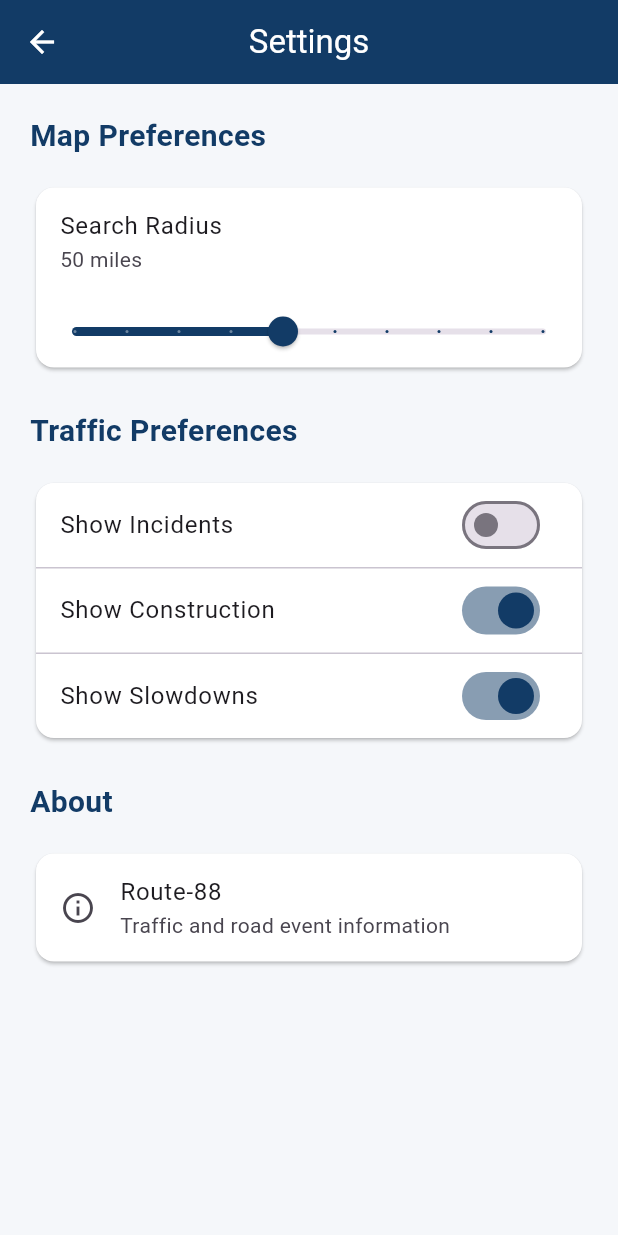
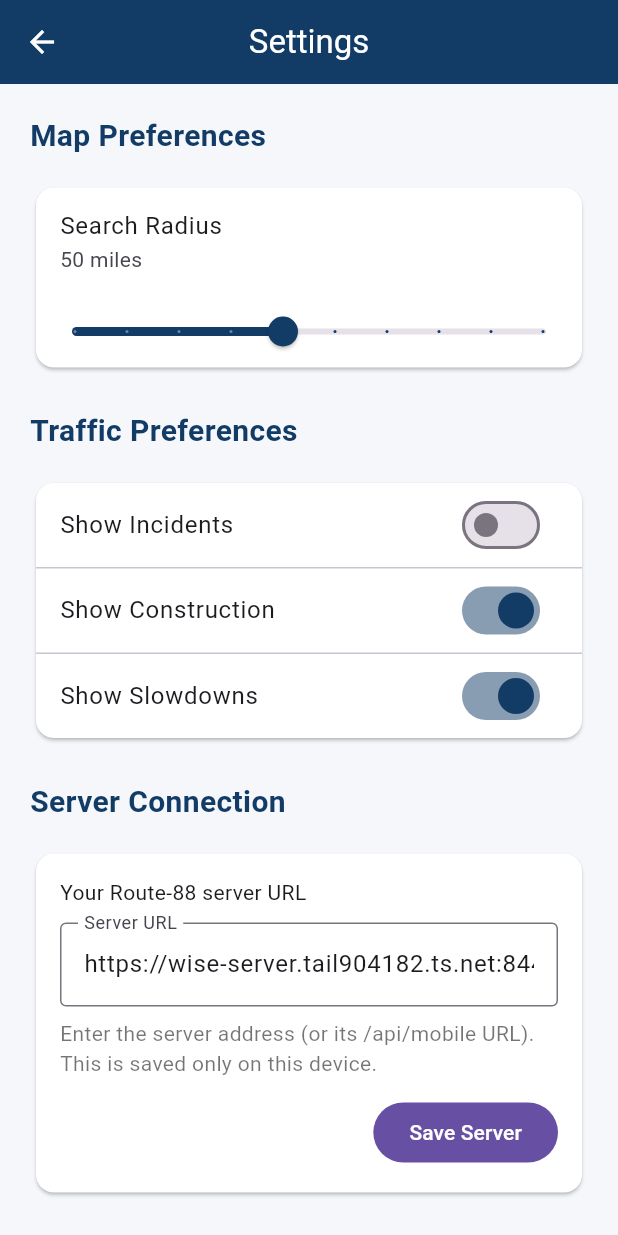
Before and after one commit to Joshua-Wise78/Route-88-Mobile, a Flutter app: the screen it shows after launch, item 3 of the bottom bar chosen, after a tap on "Show Incidents", on a phone screen of 412 x 824 dp. Run offline on Flutter 3.47's test engine with Material 3 defaults, Android fonts, the phone set to English and light mode, and no system bars; our stand-ins replace bloc, dio, equatable, flutter_bloc, flutter_map, geolocator and 2 more; generated files the repository leaves out were written again; network calls fail.

Commit message:
adding full complete settings page with cache

```diff
--- a/route_88/lib/bootstrap.dart
+++ b/route_88/lib/bootstrap.dart
@@ -3,6 +3,7 @@ import 'dart:developer';
 
 import 'package:bloc/bloc.dart';
 import 'package:flutter/widgets.dart';
+import 'package:route_88/core/settings/app_settings.dart';
 
 class AppBlocObserver extends BlocObserver {
   const AppBlocObserver();
@@ -21,6 +22,9 @@ class AppBlocObserver extends BlocObserver {
 }
 
 Future<void> bootstrap(FutureOr<Widget> Function() builder) async {
+  WidgetsFlutterBinding.ensureInitialized();
+  await AppSettings.instance.load();
+
   FlutterError.onError = (details) {
     log(details.exceptionAsString(), stackTrace: details.stack);
   };
--- a/route_88/lib/core/network/api_client.dart
+++ b/route_88/lib/core/network/api_client.dart
@@ -1,4 +1,5 @@
 import 'package:dio/dio.dart';
+import 'package:route_88/core/settings/app_settings.dart';
 
 const internalApiKey = String.fromEnvironment('INTERNAL_API_KEY');
 
@@ -6,11 +7,13 @@ class ApiClient {
   ApiClient()
     : dio = Dio(
         BaseOptions(
-          baseUrl: 'https://wise-server.tail904182.ts.net:8443/api/mobile',
+          baseUrl: AppSettings.instance.mobileApiUrl,
           connectTimeout: const Duration(seconds: 10),
           receiveTimeout: const Duration(seconds: 10),
         ),
       ) {
+    AppSettings.instance.addListener(_syncServerUrl);
+
     dio.interceptors.addAll([
       _AuthInterceptor(),
       LogInterceptor(requestBody: true, responseBody: true),
@@ -18,6 +21,10 @@ class ApiClient {
   }
 
   final Dio dio;
+
+  void _syncServerUrl() {
+    dio.options.baseUrl = AppSettings.instance.mobileApiUrl;
+  }
 }
 
 class _AuthInterceptor extends Interceptor {
--- /dev/null
+++ b/route_88/lib/core/settings/app_settings.dart
@@ -0,0 +1,110 @@
+
+import 'package:flutter/foundation.dart';
+import 'package:shared_preferences/shared_preferences.dart';
+
+/// Preferences belong to this device, not to the Route-88 server.
+class AppSettings extends ChangeNotifier {
+  AppSettings._();
+
+  static final AppSettings instance = AppSettings._();
+
+  static const defaultServerUrl =
+      'https://wise-server.tail904182.ts.net:8443';
+
+  SharedPreferences? _preferences;
+  bool showIncidents = true;
+  bool showConstruction = true;
+  bool showSlowdowns = true;
+  double searchRadius = 50;
+  String serverUrl = defaultServerUrl;
+
+  /// Load preferences before any API requests are made.
+  Future<void> load() async {
+    _preferences = await SharedPreferences.getInstance();
+    final prefs = _preferences!;
+
+    showIncidents = prefs.getBool('showIncidents') ?? true;
+    showConstruction = prefs.getBool('showConstruction') ?? true;
+    showSlowdowns = prefs.getBool('showSlowdowns') ?? true;
+
+    final savedRadius = prefs.getDouble('searchRadius') ?? 50;
+    searchRadius = savedRadius.clamp(10.0, 100.0).toDouble();
+
+    final savedServer = prefs.getString('serverUrl');
+    if (savedServer != null) {
+      try {
+        serverUrl = normalizeServerUrl(savedServer);
+      } on FormatException {
+        serverUrl = defaultServerUrl;
+      }
+    }
+
+    notifyListeners();
+  }
+
+  static String normalizeServerUrl(String input) {
+    var value = input.trim().replaceAll(RegExp(r'/+$'), '');
+
+    if (value.endsWith('/api/mobile')) {
+      value = value.substring(
+        0,
+        value.length - '/api/mobile'.length,
+      );
+    }
+
+    final uri = Uri.tryParse(value);
+
+    if (uri == null ||
+        (uri.scheme != 'https' && uri.scheme != 'http') ||
+        uri.host.isEmpty ||
+        uri.userInfo.isNotEmpty ||
+        uri.hasQuery ||
+        uri.hasFragment) {
+      throw const FormatException(
+        'Enter a valid http:// or https:// server URL',
+      );
+    }
+
+    return value;
+  }
+
+  String get mobileApiUrl => '$serverUrl/api/mobile';
+
+  Future<void> setServerUrl(String value) async {
+    final normalized = normalizeServerUrl(value);
+
+    if (serverUrl == normalized) return;
+
+    await _preferences?.setString('serverUrl', normalized);
+    serverUrl = normalized;
+    notifyListeners();
+  }
+
+  Future<void> setSearchRadius(double value) async {
+    final radius = value.clamp(10.0, 100.0).toDouble();
+
+    if (searchRadius == radius) return;
+
+    searchRadius = radius;
+    notifyListeners();
+    await _preferences?.setDouble('searchRadius', radius);
+  }
+
+  Future<void> setShowIncidents(bool value) async {
+    showIncidents = value;
+    notifyListeners();
+    await _preferences?.setBool('showIncidents', value);
+  }
+
+  Future<void> setShowConstruction(bool value) async {
+    showConstruction = value;
+    notifyListeners();
+    await _preferences?.setBool('showConstruction', value);
+  }
+
+  Future<void> setShowSlowdowns(bool value) async {
+    showSlowdowns = value;
+    notifyListeners();
+    await _preferences?.setBool('showSlowdowns', value);
+  }
+}
--- a/route_88/lib/features/home/view/home_page.dart
+++ b/route_88/lib/features/home/view/home_page.dart
@@ -3,25 +3,21 @@ import 'dart:async';
 
 import 'package:flutter/material.dart';
 import 'package:flutter_bloc/flutter_bloc.dart';
+import 'package:route_88/core/settings/app_settings.dart';
 import 'package:route_88/core/utils/location_service.dart';
-
 import 'package:route_88/features/home/utils/map_theme.dart';
 import 'package:route_88/features/home/view/incidents_page.dart';
 import 'package:route_88/features/home/view/map_page.dart';
 import 'package:route_88/features/home/view/settings_page.dart';
-
 import 'package:route_88/features/route88/bloc/construction/construction_bloc.dart';
 import 'package:route_88/features/route88/bloc/construction/construction_event.dart';
 import 'package:route_88/features/route88/bloc/construction/construction_state.dart';
-
 import 'package:route_88/features/route88/bloc/incidents/incidents_bloc.dart';
 import 'package:route_88/features/route88/bloc/incidents/incidents_event.dart';
 import 'package:route_88/features/route88/bloc/incidents/incidents_state.dart';
-
 import 'package:route_88/features/route88/bloc/slowdowns/slowdowns_bloc.dart';
 import 'package:route_88/features/route88/bloc/slowdowns/slowdowns_event.dart';
 import 'package:route_88/features/route88/bloc/slowdowns/slowdowns_state.dart';
-
 class HomePage extends StatefulWidget {
   const HomePage({super.key});
 
@@ -32,7 +28,10 @@ class HomePage extends StatefulWidget {
 class _HomePageState extends State<HomePage> {
   static const double defaultLat = 39.9612;
   static const double defaultLon = -83.0019;
-  static const double searchRadius = 50;
+
+  double _lastRadius = AppSettings.instance.searchRadius;
+  String _lastServer = AppSettings.instance.serverUrl;
+
 
   final LocationService _locationService = const LocationService();
 
@@ -43,11 +42,35 @@ class _HomePageState extends State<HomePage> {
   @override
   void initState() {
     super.initState();
+    AppSettings.instance.addListener(_onSettingsChanged);
     _fetchTrafficData(_currentLat, _currentLon);
     unawaited(_resolveUserLocation());
   }
 
+
+void _onSettingsChanged() {
+  final settings = AppSettings.instance;
+
+  if (_lastRadius != settings.searchRadius ||
+      _lastServer != settings.serverUrl) {
+    _lastRadius = settings.searchRadius;
+    _lastServer = settings.serverUrl;
+
+    _fetchTrafficData(_currentLat, _currentLon);
+  }
+
+  setState(() {});
+}
+
+@override
+void dispose() {
+  AppSettings.instance.removeListener(_onSettingsChanged);
+  super.dispose();
+}
+
+
   void _fetchTrafficData(double lat, double lon) {
+    final searchRadius = AppSettings.instance.searchRadius;
     context.read<IncidentsBloc>().add(
       IncidentsRequested(
         latitude: lat,
@@ -111,6 +134,7 @@ class _HomePageState extends State<HomePage> {
               width: double.infinity,
               color: const Color(0xFFE1E6EB),
               child: MapPage(
+                searchRadiusMiles: AppSettings.instance.searchRadius,
                 searchCenterLatitude: _currentLat,
                 searchCenterLongitude: _currentLon,
                 onLocationRefreshRequested: _resolveUserLocation,
--- a/route_88/lib/features/home/view/settings_page.dart
+++ b/route_88/lib/features/home/view/settings_page.dart
@@ -1,4 +1,6 @@
+
 import 'package:flutter/material.dart';
+import 'package:route_88/core/settings/app_settings.dart';
 
 class SettingsPage extends StatefulWidget {
   const SettingsPage({super.key});
@@ -8,15 +10,61 @@ class SettingsPage extends StatefulWidget {
 }
 
 class _SettingsPageState extends State<SettingsPage> {
-  bool showIncidents = true;
-  bool showConstruction = true;
-  bool showSlowdowns = true;
+  final settings = AppSettings.instance;
+  late final TextEditingController _serverController;
+  String? _serverError;
+  bool _savingServer = false;
 
-  double searchRadius = 50;
+  @override
+  void initState() {
+    super.initState();
+    _serverController = TextEditingController(
+      text: settings.serverUrl,
+    );
+  }
+
+  @override
+  void dispose() {
+    _serverController.dispose();
+    super.dispose();
+  }
+
+  Future<void> _saveServer() async {
+    setState(() {
+      _savingServer = true;
+      _serverError = null;
+    });
+
+    try {
+      await settings.setServerUrl(_serverController.text);
+      _serverController.text = settings.serverUrl;
+
+      if (!mounted) return;
+      ScaffoldMessenger.of(context).showSnackBar(
+        const SnackBar(
+          content: Text('Server address saved on this device'),
+        ),
+      );
+    } on FormatException catch (error) {
+      if (mounted) {
+        setState(() => _serverError = error.message);
+      }
+    } catch (_) {
+      if (mounted) {
+        setState(() => _serverError = 'Unable to save server address');
+      }
+    } finally {
+      if (mounted) {
+        setState(() => _savingServer = false);
+      }
+    }
+  }
 
   @override
   Widget build(BuildContext context) {
-    return Scaffold(
+    return AnimatedBuilder(
+      animation: settings,
+      builder: (context, _) => Scaffold(
         backgroundColor: const Color(0xFFF5F7FA),
         appBar: AppBar(
           backgroundColor: const Color(0xFF123B66),
@@ -27,14 +75,7 @@ class _SettingsPageState extends State<SettingsPage> {
         body: ListView(
           padding: const EdgeInsets.all(20),
           children: [
-          const Text(
-            'Map Preferences',
-            style: TextStyle(
-              fontSize: 20,
-              fontWeight: FontWeight.bold,
-              color: Color(0xFF123B66),
-            ),
-          ),
+            const Text('Map Preferences', style: _heading),
             const SizedBox(height: 16),
             Card(
               color: Colors.white,
@@ -43,34 +84,24 @@ class _SettingsPageState extends State<SettingsPage> {
                   ListTile(
                     title: const Text('Search Radius'),
                     subtitle: Text(
-                    '${searchRadius.round()} miles',
+                      '${settings.searchRadius.round()} miles',
                     ),
                   ),
                   Slider(
-                  value: searchRadius,
+                    value: settings.searchRadius,
                     min: 10,
                     max: 100,
                     divisions: 9,
                     activeColor: const Color(0xFF123B66),
-                  label: '${searchRadius.round()} miles',
-                  onChanged: (value) {
-                    setState(() {
-                      searchRadius = value;
-                    });
-                  },
+                    label: '${settings.searchRadius.round()} miles',
+                    onChanged: (value) =>
+                        settings.setSearchRadius(value),
                   ),
                 ],
               ),
             ),
             const SizedBox(height: 24),
-          const Text(
-            'Traffic Preferences',
-            style: TextStyle(
-              fontSize: 20,
-              fontWeight: FontWeight.bold,
-              color: Color(0xFF123B66),
-            ),
-          ),
+            const Text('Traffic Preferences', style: _heading),
             const SizedBox(height: 16),
             Card(
               color: Colors.white,
@@ -78,48 +109,75 @@ class _SettingsPageState extends State<SettingsPage> {
                 children: [
                   SwitchListTile(
                     title: const Text('Show Incidents'),
-                  value: showIncidents,
+                    value: settings.showIncidents,
                     activeThumbColor: const Color(0xFF123B66),
-                  onChanged: (value) {
-                    setState(() {
-                      showIncidents = value;
-                    });
-                  },
+                    onChanged: (value) =>
+                        settings.setShowIncidents(value),
                   ),
                   const Divider(height: 1),
                   SwitchListTile(
                     title: const Text('Show Construction'),
-                  value: showConstruction,
+                    value: settings.showConstruction,
                     activeThumbColor: const Color(0xFF123B66),
-                  onChanged: (value) {
-                    setState(() {
-                      showConstruction = value;
-                    });
-                  },
+                    onChanged: (value) =>
+                        settings.setShowConstruction(value),
                   ),
                   const Divider(height: 1),
                   SwitchListTile(
                     title: const Text('Show Slowdowns'),
-                  value: showSlowdowns,
+                    value: settings.showSlowdowns,
                     activeThumbColor: const Color(0xFF123B66),
-                  onChanged: (value) {
-                    setState(() {
-                      showSlowdowns = value;
-                    });
-                  },
+                    onChanged: (value) =>
+                        settings.setShowSlowdowns(value),
                   ),
                 ],
               ),
             ),
             const SizedBox(height: 24),
+            const Text('Server Connection', style: _heading),
+            const SizedBox(height: 16),
+            Card(
+              color: Colors.white,
+              child: Padding(
+                padding: const EdgeInsets.all(16),
+                child: Column(
+                  crossAxisAlignment: CrossAxisAlignment.start,
+                  children: [
+                    const Text('Your Route-88 server URL'),
+                    const SizedBox(height: 10),
+                    TextField(
+                      controller: _serverController,
+                      keyboardType: TextInputType.url,
+                      autocorrect: false,
+                      textCapitalization: TextCapitalization.none,
+                      decoration: InputDecoration(
+                        labelText: 'Server URL',
+                        hintText: 'https://server.example.com:8443',
+                        border: const OutlineInputBorder(),
+                        errorText: _serverError,
+                      ),
+                      onSubmitted: (_) => _saveServer(),
+                    ),
+                    const SizedBox(height: 8),
                     const Text(
-            'About',
-            style: TextStyle(
-              fontSize: 20,
-              fontWeight: FontWeight.bold,
-              color: Color(0xFF123B66),
+                      'Enter the server address (or its /api/mobile URL). '
+                      'This is saved only on this device.',
+                      style: TextStyle(color: Colors.black54),
+                    ),
+                    const SizedBox(height: 12),
+                    Align(
+                      alignment: Alignment.centerRight,
+                      child: FilledButton(
+                        onPressed: _savingServer ? null : _saveServer,
+                        child: const Text('Save Server'),
                       ),
                     ),
+                  ],
+                ),
+              ),
+            ),
+            const SizedBox(height: 24),
+            const Text('About', style: _heading),
             const SizedBox(height: 16),
             const Card(
               color: Colors.white,
@@ -131,6 +189,13 @@ class _SettingsPageState extends State<SettingsPage> {
             ),
           ],
         ),
+      ),
     );
   }
+
+  static const _heading = TextStyle(
+    fontSize: 20,
+    fontWeight: FontWeight.bold,
+    color: Color(0xFF123B66),
+  );
 }
--- a/route_88/pubspec.yaml
+++ b/route_88/pubspec.yaml
@@ -20,6 +20,7 @@ dependencies:
   geolocator: ^14.1.1
   intl: ^0.20.2
   latlong2: ^0.9.1
+  shared_preferences: ^2.5.3
 
 dev_dependencies:
   bloc_lint: ^0.4.1
```
Also changed, not shown: route_88/lib/features/home/view/map_page.dart (+26 -10 lines), route_88/pubspec.lock, 4 other files. Lines whose indentation alone changed are shown as unchanged.
